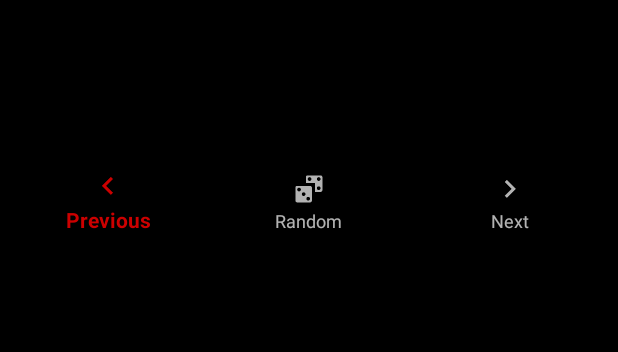
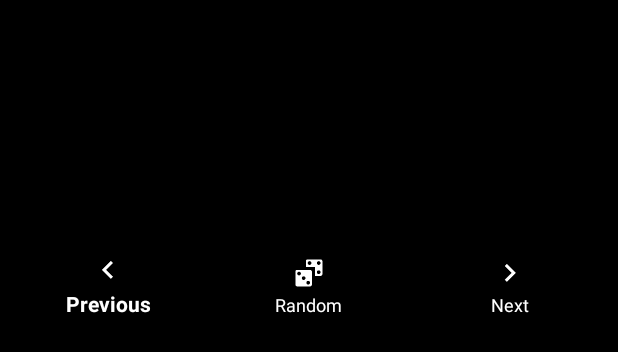
Before and after one commit to De7vID/klingon-assistant-data, an Android app: the layout entry.xml on its own in the app's theme, with its tools: preview values and no code run, on a phone screen of 412 x 824 dp. Shown: the top 352 px of the screen. Run offline under Robolectric (Android 15) with nearby library versions, the phone set to English and light mode, and no system bars.

Commit message:
fix button colour

```diff
--- a/KlingonAssistant-v2/app/src/main/res/layout/entry.xml
+++ b/KlingonAssistant-v2/app/src/main/res/layout/entry.xml
@@ -50,7 +50,7 @@
                     android:textColor="?android:textColorSecondary"
                     android:typeface="sans"
                     android:paddingTop="10dp"
-                    android:paddingBottom="14dp"
+                    android:paddingBottom="70dp"
                     android:layout_width="fill_parent"
                     android:layout_height="fill_parent"
                     android:fillViewport="true"
@@ -62,6 +62,8 @@
                     android:layout_width="match_parent"
                     android:layout_height="56dp"
                     android:layout_gravity="start"
+                    app:itemIconTint="@android:color/white"
+                    app:itemTextColor="@android:color/white"
                     app:menu="@menu/bottom_navigation_items" />
         </LinearLayout>
     </ScrollView>
```
